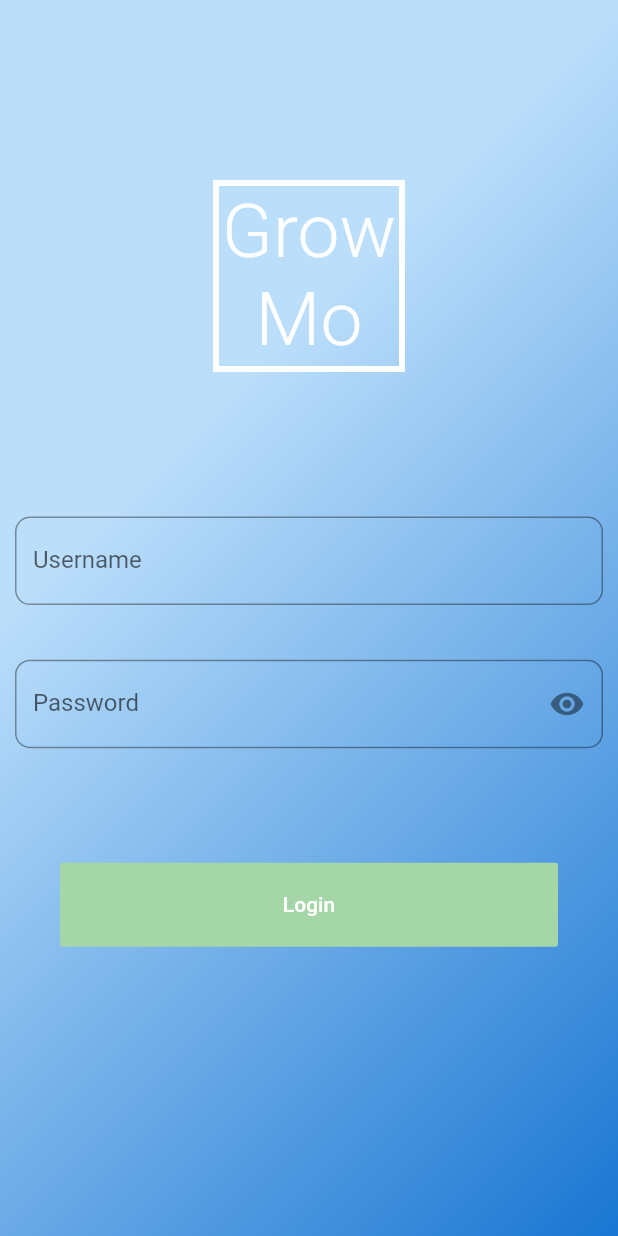
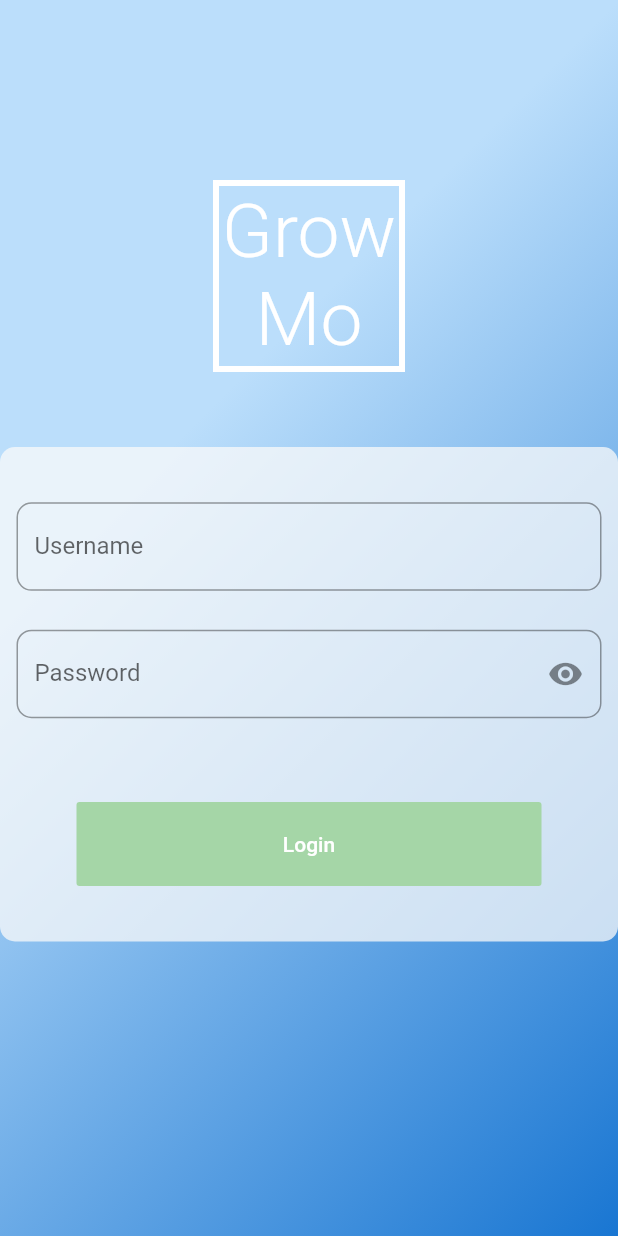
Before and after one commit to ndpdarshana/GroMo, a Flutter app: the screen it shows after launch, on a phone screen of 412 x 824 dp. Run offline on Flutter 3.47's test engine with Material 2 defaults, Android fonts, the phone set to English and light mode, and no system bars; our stand-ins replace bloc, equatable, flutter_bloc, formz.

Commit message:
background of login inputs

```diff
--- a/lib/login/login_form_widget.dart
+++ b/lib/login/login_form_widget.dart
@@ -4,6 +4,7 @@ import 'package:growMo/app_localizations.dart';
 import 'package:growMo/login/bloc/login_bloc.dart';
 import 'package:growMo/login/login_password_field_widget.dart';
 import 'package:growMo/login/login_username_field_widget.dart';
+import 'package:growMo/screens/home_screen.dart';
 
 class LoginForm extends StatelessWidget {
   final FocusNode passwordFocusNode = FocusNode();
@@ -22,13 +23,49 @@ class LoginForm extends StatelessWidget {
       },
       child: Form(
         child: Container(
-          padding: const EdgeInsets.all(10),
-          height: MediaQuery.of(context).size.height * 0.3,
+          height: MediaQuery.of(context).size.height * 0.4,
+          padding: EdgeInsets.all(10),
+          decoration: BoxDecoration(
+            border: Border.all(color: Colors.transparent),
+            borderRadius: BorderRadius.all(Radius.circular(10)),
+            color: Theme.of(context).scaffoldBackgroundColor.withOpacity(0.75),
+          ),
           child: Column(
             mainAxisAlignment: MainAxisAlignment.spaceEvenly,
             children: [
               LoginUsernameField(passwordFieldFocus: passwordFocusNode),
               LoginPasswordField(passwordFieldFocus: passwordFocusNode),
+              Container(
+                width: double.infinity,
+                margin: const EdgeInsets.only(
+                  left: 40.0,
+                  right: 40.0,
+                  top: 30.0,
+                ),
+                alignment: Alignment.center,
+                child: Flex(
+                  direction: Axis.horizontal,
+                  children: [
+                    Expanded(
+                      child: FlatButton(
+                        padding: const EdgeInsets.symmetric(
+                          vertical: 20,
+                          horizontal: 20,
+                        ),
+                        color: Colors.green[200],
+                        child: Text(
+                          AppLocalizations.of(context).translate('btn_login'),
+                          style: TextStyle(color: Colors.white),
+                        ),
+                        onPressed: () {
+                          Navigator.of(context)
+                              .pushReplacementNamed(HomeScreen.routeName);
+                        },
+                      ),
+                    ),
+                  ],
+                ),
+              )
             ],
           ),
         ),
```
Also changed, not shown: lib/screens/auth_screen.dart (+0 -101 lines).
